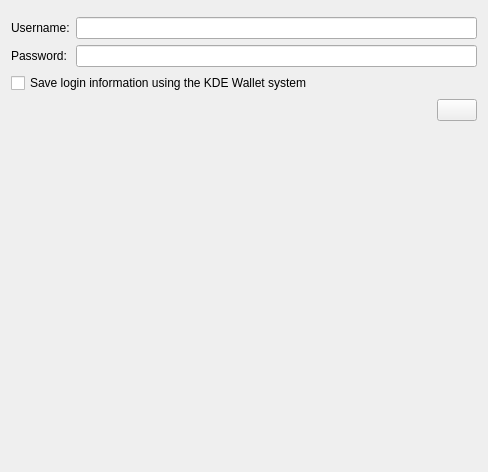
This is drkonqi/ui/assistantpage_bugzilla_login.ui in KDE/kde-runtime as Qt 5 draws it before an edit. The edited form follows.
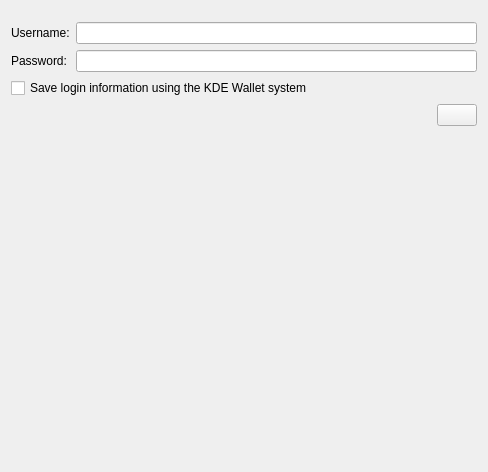
This is the edited form. Custom widgets are drawn as their Qt base class.

Commit message: - Improve bugzilla login page.   - Added some spacers   - Added a note to reduce the use of disposable mail addresses

Diff of the .ui file:
```diff
--- a/drkonqi/ui/assistantpage_bugzilla_login.ui
+++ b/drkonqi/ui/assistantpage_bugzilla_login.ui
@@ -14,6 +14,22 @@
    <item>
     <widget class="StatusWidget" name="m_statusWidget" native="true"/>
    </item>
+   <item>
+    <spacer name="verticalSpacer_3">
+     <property name="orientation">
+      <enum>Qt::Vertical</enum>
+     </property>
+     <property name="sizeType">
+      <enum>QSizePolicy::Fixed</enum>
+     </property>
+     <property name="sizeHint" stdset="0">
+      <size>
+       <width>20</width>
+       <height>5</height>
+      </size>
+     </property>
+    </spacer>
+   </item>
    <item>
     <layout class="QFormLayout" name="formLayout">
      <item row="0" column="0">
@@ -69,6 +85,22 @@
      </item>
     </layout>
    </item>
+   <item>
+    <spacer name="verticalSpacer_2">
+     <property name="orientation">
+      <enum>Qt::Vertical</enum>
+     </property>
+     <property name="sizeType">
+      <enum>QSizePolicy::Fixed</enum>
+     </property>
+     <property name="sizeHint" stdset="0">
+      <size>
+       <width>20</width>
+       <height>10</height>
+      </size>
+     </property>
+    </spacer>
+   </item>
    <item>
     <widget class="QLabel" name="m_noticeLabel">
      <property name="wordWrap">
```
The commit also changes 1 other file.
